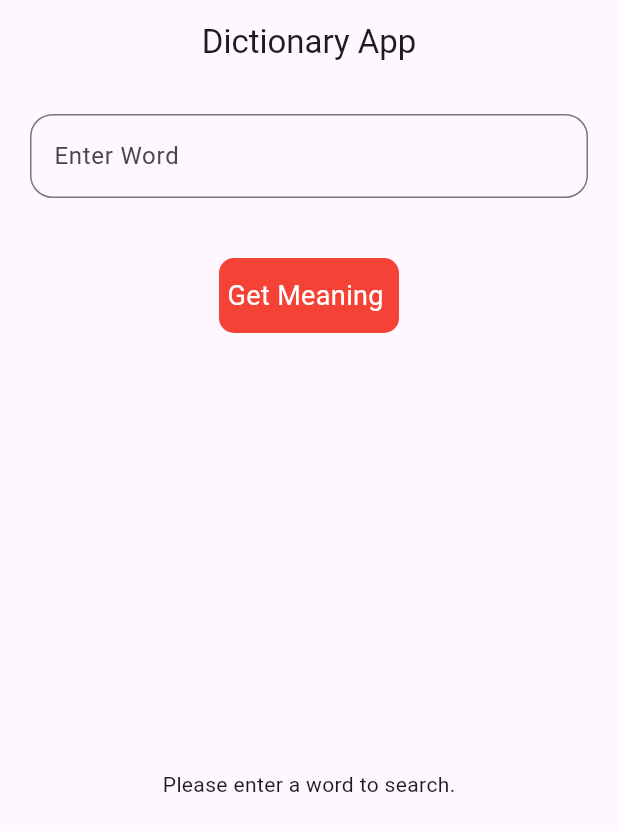
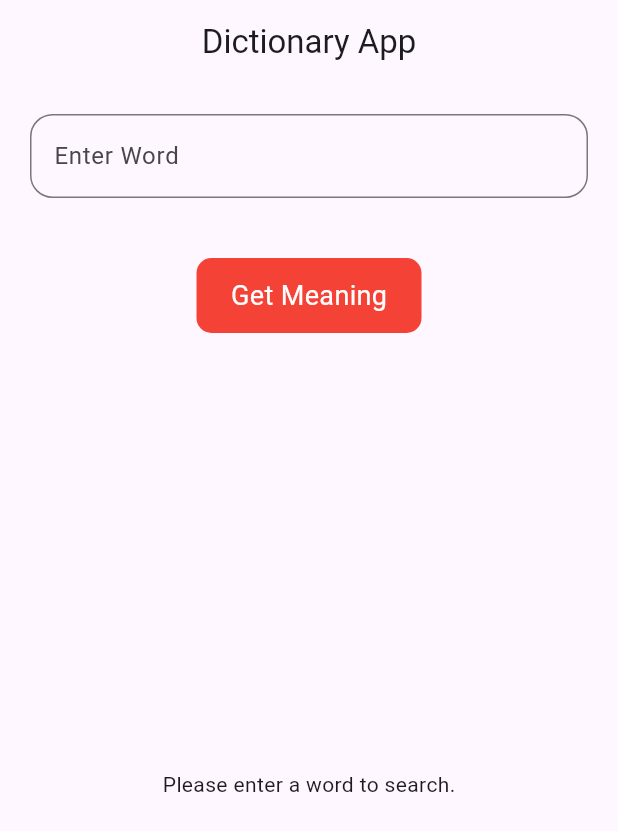
Before and after one commit to NeerajBhatt411/provider_dictionary, a Flutter app: the screen it shows after launch, on a phone screen of 412 x 824 dp. Shown: the top 831 px of the screen. Run offline on Flutter 3.47's test engine with Material 3 defaults, Android fonts, the phone set to English and light mode, and no system bars.

Commit message:
first commit

```diff
--- a/lib/home_screen.dart
+++ b/lib/home_screen.dart
@@ -3,70 +3,77 @@ import 'package:flutter/material.dart';
 import 'package:provider/provider.dart';
 
 class HomeScreen extends StatelessWidget {
-  const HomeScreen({super.key});
+  HomeScreen({super.key}); // Removed `const` to allow use of a non-const controller
+
+  final TextEditingController wordController = TextEditingController();
 
   @override
-  @override
   Widget build(BuildContext context) {
-    TextEditingController word = TextEditingController();
     final provider = Provider.of<dictionaryProvider>(context);
+
     return Scaffold(
       appBar: AppBar(
-          title: Text("Dictionary App"),
+        title: const Text("Dictionary App"),
         centerTitle: true,
       ),
-        body: Column(children: [
+      body: Column(
+        children: [
           Padding(
             padding: const EdgeInsets.all(20),
             child: TextFormField(
-              controller: word,
+              controller: wordController,
               decoration: InputDecoration(
-                  label: Text("Enter Word"),
+                label: const Text("Enter Word"),
                 border: OutlineInputBorder(
-                      borderRadius: BorderRadius.circular(15))),
+                  borderRadius: BorderRadius.circular(15),
                 ),
               ),
-          SizedBox(
-            height: 20,
             ),
+          ),
+          const SizedBox(height: 20),
           GestureDetector(
             onTap: () {
-              Provider.of<dictionaryProvider>(context, listen: false)
-                  .getData(word.text.toString());
+              final inputWord = wordController.text.trim();
+              if (inputWord.isNotEmpty) {
+                provider.getData(inputWord);
+              } else {
+                ScaffoldMessenger.of(context).showSnackBar(
+                  const SnackBar(content: Text("Please enter a word!")),
+                );
+              }
             },
             child: Container(
               height: 50,
-              width: 120,
+              width: 150,
               decoration: BoxDecoration(
-                  color: Colors.red, borderRadius: BorderRadius.circular(10)),
-              child: Center(
+                color: Colors.red,
+                borderRadius: BorderRadius.circular(10),
+              ),
+              child: const Center(
                 child: Text(
-                "Get Meaning ",
+                  "Get Meaning",
                   style: TextStyle(color: Colors.white, fontSize: 18),
-              )),
+                ),
+              ),
             ),
           ),
           Expanded(
-            child: provider.noDataFound?Center(child: Text("No matching word found. Please try again.")):Builder(
-              builder: (context) {
-                final provider = Provider.of<dictionaryProvider>(context);
-                if (provider.isReady == true) {
-                  return Center(
-                    child: CircularProgressIndicator(),
-                  );
-                }
-                if (provider.model.isEmpty) {
-                  return Center(
+            child: provider.isReady
+                ? const Center(child: CircularProgressIndicator())
+                : provider.noDataFound
+                ? const Center(
+              child: Text(
+                "No matching word found. Please try again.",
+                textAlign: TextAlign.center,
+              ),
+            )
+                : provider.model.isEmpty
+                ? const Center(
               child: Text("Please enter a word to search."),
-                  );
-
-
-                }
-
-                return   ListView.builder(
+            )
+                : ListView.builder(
               itemCount: 1,
               itemBuilder: (context, index) {
-                    // Handle potential null values in the response
                 final word = provider.model[index]['word'] ?? "Unknown";
                 final partOfSpeech = provider.model[index]['meanings']?[0]
                 ['partOfSpeech'] ??
@@ -74,98 +81,91 @@ class HomeScreen extends StatelessWidget {
                 final definition = provider.model[index]['meanings']?[0]
                 ['definitions']?[0]['definition'] ??
                     "No definition available";
-                    final example = provider.model[index]['meanings']?[2]
-                    ['definitions']?[1]['example'] ??
+                final example = provider.model[index]['meanings']?[0]
+                ['definitions']?[0]['example'] ??
                     "No example available";
+
                 return Padding(
-                      padding: const EdgeInsets.all(40),
+                  padding: const EdgeInsets.all(20),
                   child: Card(
                     child: Container(
-                          padding: EdgeInsets.all(20),
+                      padding: const EdgeInsets.all(20),
                       child: Column(
-                            mainAxisAlignment:
-                            MainAxisAlignment.start,
-                            crossAxisAlignment:
-                            CrossAxisAlignment.start,
+                        crossAxisAlignment: CrossAxisAlignment.start,
                         children: [
                           Text.rich(
                             TextSpan(
                               children: [
-                                    TextSpan(
+                                const TextSpan(
                                   text: "Word: ",
                                   style: TextStyle(
-                                          fontWeight:
-                                          FontWeight.bold,
-                                          color:
-                                          Colors.blueAccent),
+                                    fontWeight: FontWeight.bold,
+                                    color: Colors.blueAccent,
+                                  ),
                                 ),
                                 TextSpan(
-                                      text: word
-                                          .toString(),
-                                      style: TextStyle(
+                                  text: word,
+                                  style: const TextStyle(
                                     fontWeight: FontWeight.bold,
                                   ),
                                 ),
                               ],
                             ),
                           ),
-                              SizedBox(height: 5),
+                          const SizedBox(height: 5),
                           Text.rich(
                             TextSpan(
                               children: [
-                                    TextSpan(
+                                const TextSpan(
                                   text: "Part Of Speech: ",
                                   style: TextStyle(
-                                          fontWeight:
-                                          FontWeight.bold,
-                                          color:
-                                          Colors.blueAccent),
+                                    fontWeight: FontWeight.bold,
+                                    color: Colors.blueAccent,
+                                  ),
                                 ),
                                 TextSpan(
-                                      text:  partOfSpeech,
-                                      style: TextStyle(
+                                  text: partOfSpeech,
+                                  style: const TextStyle(
                                     fontWeight: FontWeight.bold,
                                   ),
                                 ),
                               ],
                             ),
                           ),
-                              SizedBox(height: 5),
+                          const SizedBox(height: 5),
                           Text.rich(
                             TextSpan(
                               children: [
-                                    TextSpan(
+                                const TextSpan(
                                   text: "Definition: ",
                                   style: TextStyle(
-                                          fontWeight:
-                                          FontWeight.bold,
-                                          color:
-                                          Colors.blueAccent),
+                                    fontWeight: FontWeight.bold,
+                                    color: Colors.blueAccent,
+                                  ),
                                 ),
                                 TextSpan(
                                   text: definition,
-                                      style: TextStyle(
+                                  style: const TextStyle(
                                     fontWeight: FontWeight.bold,
                                   ),
                                 ),
                               ],
                             ),
                           ),
-                              SizedBox(height: 5),
+                          const SizedBox(height: 5),
                           Text.rich(
                             TextSpan(
                               children: [
-                                    TextSpan(
+                                const TextSpan(
                                   text: "Example: ",
                                   style: TextStyle(
-                                          fontWeight:
-                                          FontWeight.bold,
-                                          color:
-                                          Colors.blueAccent),
+                                    fontWeight: FontWeight.bold,
+                                    color: Colors.blueAccent,
+                                  ),
                                 ),
                                 TextSpan(
-                                      text:  example,
-                                      style: TextStyle(
+                                  text: example,
+                                  style: const TextStyle(
                                     fontWeight: FontWeight.bold,
                                   ),
                                 ),
@@ -178,10 +178,10 @@ class HomeScreen extends StatelessWidget {
                   ),
                 );
               },
-                );
-              },
             ),
           ),
-        ]));
+        ],
+      ),
+    );
   }
 }
```
Lines whose indentation alone changed are shown as unchanged.
